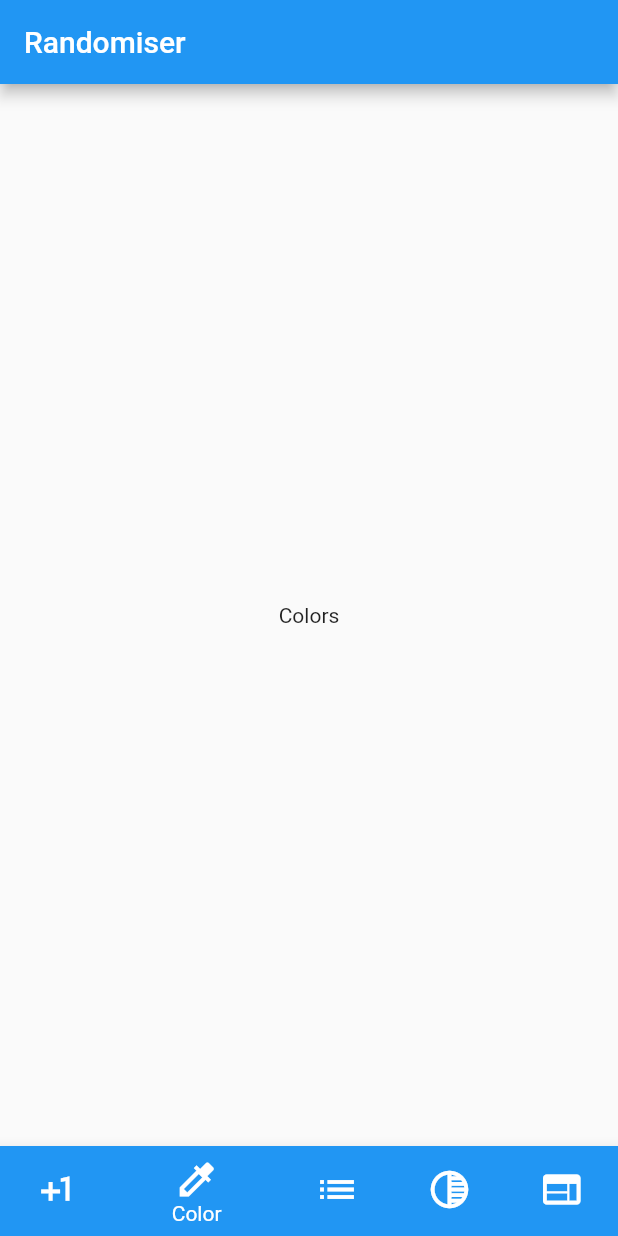
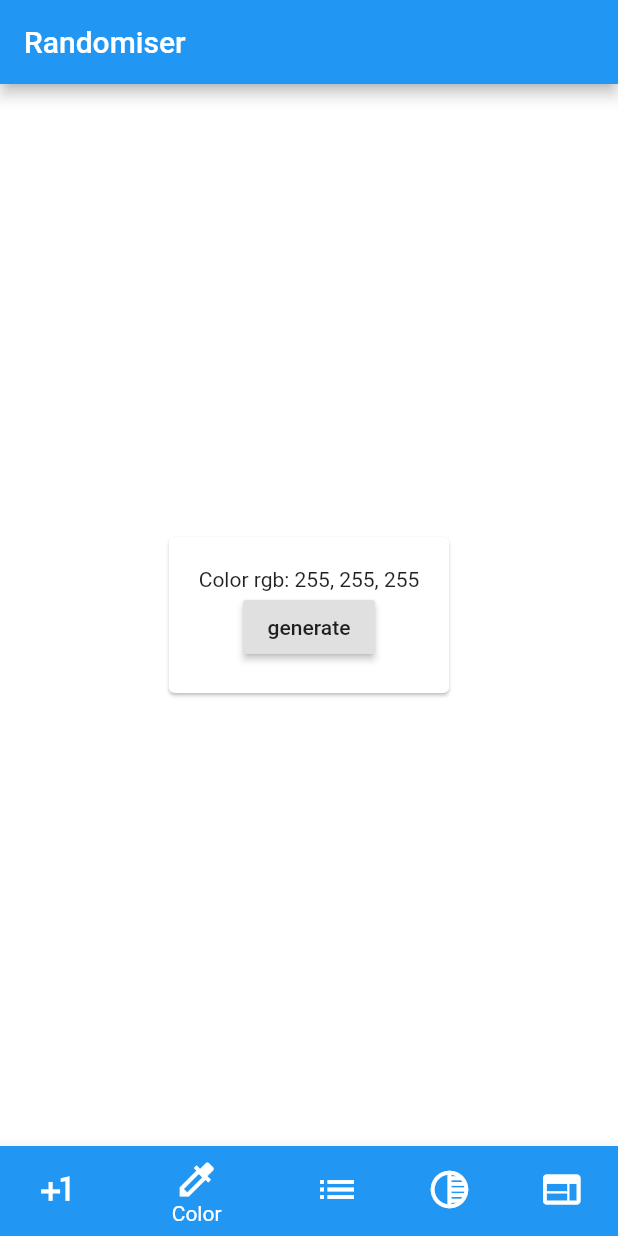
Before and after one commit to OstapFilipenko/Randomiser, a Flutter app: the screen it shows after launch, item 2 of the bottom bar chosen, on a phone screen of 412 x 824 dp. Run offline on Flutter 3.47's test engine with Material 2 defaults, Android fonts, the phone set to English and light mode, and no system bars.

Commit message:
created color generator

```diff
--- a/lib/Pages/ColorsGen.dart
+++ b/lib/Pages/ColorsGen.dart
@@ -1,15 +1,53 @@
 import 'package:flutter/material.dart';
+import 'dart:math';
+
 class ColorsGen extends StatefulWidget {
   @override
   _ColorsGen createState() => _ColorsGen();
 }
+
 class _ColorsGen extends State<ColorsGen> {
+  int red = 255;
+  int green = 255;
+  int blue = 255;
+  var rng = new Random();
+
+  void _randomColor() {
+    setState(() {
+      red = 0 + rng.nextInt(256-0);
+      green = 0 + rng.nextInt(256-0);
+      blue = 0 + rng.nextInt(256-0);
+    });
+  }
+
   @override
   Widget build(BuildContext context) {
     return Scaffold(
-      body: new Center(
-        child: new Text("Colors"),
+      backgroundColor: Color.fromRGBO(red, green, blue, 1),
+      body: new Container(
+        child: new Center(
+          child: new Card(
+            color: Colors.white,
+            child: new Container(
+              padding: EdgeInsets.all(20.0),
+              child: new Column(
+                mainAxisSize: MainAxisSize.min,
+                children: <Widget>[
+                  new Text("Color rgb: $red, $green, $blue"),
+                  new RaisedButton(
+                    child: new Text("generate"),
+                    onPressed: () {
+                      _randomColor();
+                    }
+                  )
+                ],
+              ),
+            ),
+          ),
       ),
+      ),
+
+
     );
   }
 }
```
